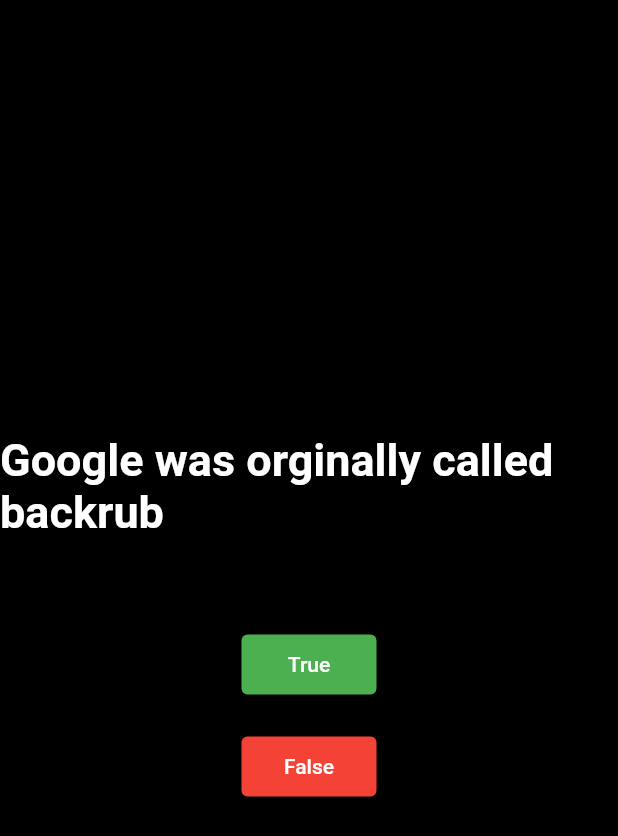
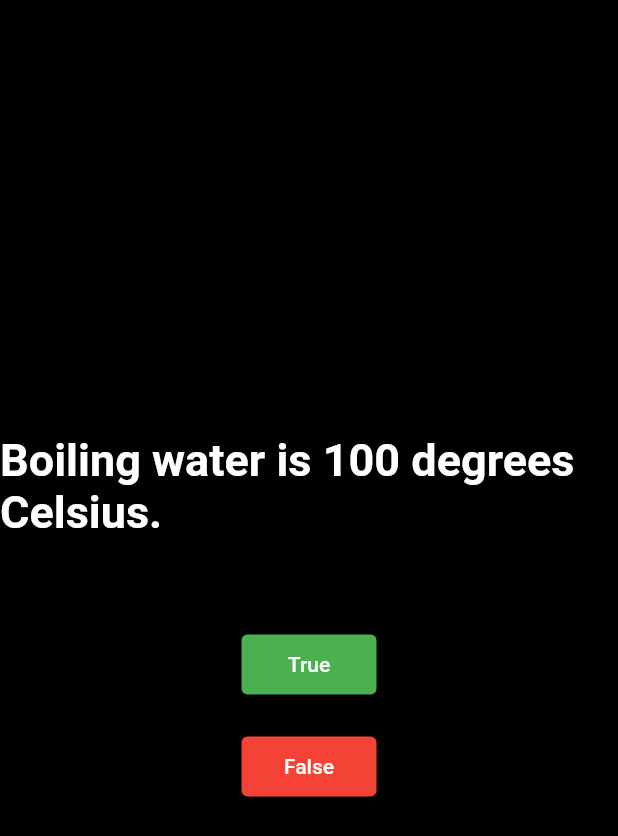
Before and after one commit to RizaBasheer/quiz_app, a Flutter app: the screen it shows after launch, after a tap on "True", on a phone screen of 412 x 824 dp. Shown: the top 836 px of the screen. Run offline on Flutter 3.47's test engine with Material 2 defaults, Android fonts, the phone set to English and light mode, and no system bars; network calls fail.

Commit message:
questions done
done

```diff
--- /dev/null
+++ b/lib/qstns.dart
@@ -0,0 +1,5 @@
+class Quiz{
+  String ?qstn;
+  bool ?ans;
+  Quiz({this.qstn,this.ans});
+}
--- a/lib/question.dart
+++ b/lib/question.dart
@@ -1,4 +1,5 @@
 import 'package:flutter/material.dart';
+import 'package:quiz_app/qstns.dart';
 
 class Questions extends StatefulWidget {
   const Questions({Key? key}) : super(key: key);
@@ -8,6 +9,31 @@ class Questions extends StatefulWidget {
 }
 
 class _QuestionsState extends State<Questions> {
+  List Questionset = [
+    Quiz(qstn: 'An atom is the smallest particle.', ans: false),
+    Quiz(qstn: 'Boiling water is 100 degrees Celsius.', ans: true),
+    Quiz(qstn: 'Butterflies taste things with their wings.', ans: false),
+    Quiz(qstn: 'Scotland’s national animal is a unicorn.', ans: true),
+    Quiz(
+        qstn:
+            'The record for the tallest human in the world is almost 9 feet tall.',
+        ans: true),
+    Quiz(qstn: 'The sun is not a star.', ans: false),
+    Quiz(
+        qstn: 'Three strikes in a row in bowling is called an eagle.',
+        ans: false),
+    Quiz(qstn: ' An octopus has one heart.', ans: false),
+    Quiz(qstn: 'Ants can hold up to 5,000 times their body weight.', ans: true),
+    Quiz(qstn: ' Bats are blind.', ans: false),
+  ];
+  int index = 0;
+  void nextQ() {
+    if (index < Questionset.length) {
+      index++;
+    }
+    setState ((){});
+  }
+
   @override
   Widget build(BuildContext context) {
     return Scaffold(
@@ -16,7 +42,7 @@ class _QuestionsState extends State<Questions> {
           child: Column(
             mainAxisAlignment: MainAxisAlignment.center,
             children: [
-              Text('Google was orginally called backrub',
+              Text(Questionset[index].qstn,
                   style: TextStyle(
                     color: Colors.white,
                     fontSize: 30,
@@ -24,7 +50,9 @@ class _QuestionsState extends State<Questions> {
                   )),
               SizedBox(height: 60),
               TextButton(
-                  onPressed: () {},
+                  onPressed: () {
+                    nextQ();
+                  },
                   style: (TextButton.styleFrom(
                     backgroundColor: Colors.green,
                     fixedSize: Size(90, 40),
@@ -37,7 +65,9 @@ class _QuestionsState extends State<Questions> {
                 height: 20,
               ),
               TextButton(
-                onPressed: () {},
+                onPressed: () {
+                  nextQ();
+                },
                 style: TextButton.styleFrom(
                   backgroundColor: Colors.red,
                   fixedSize: Size(90, 40),
```
